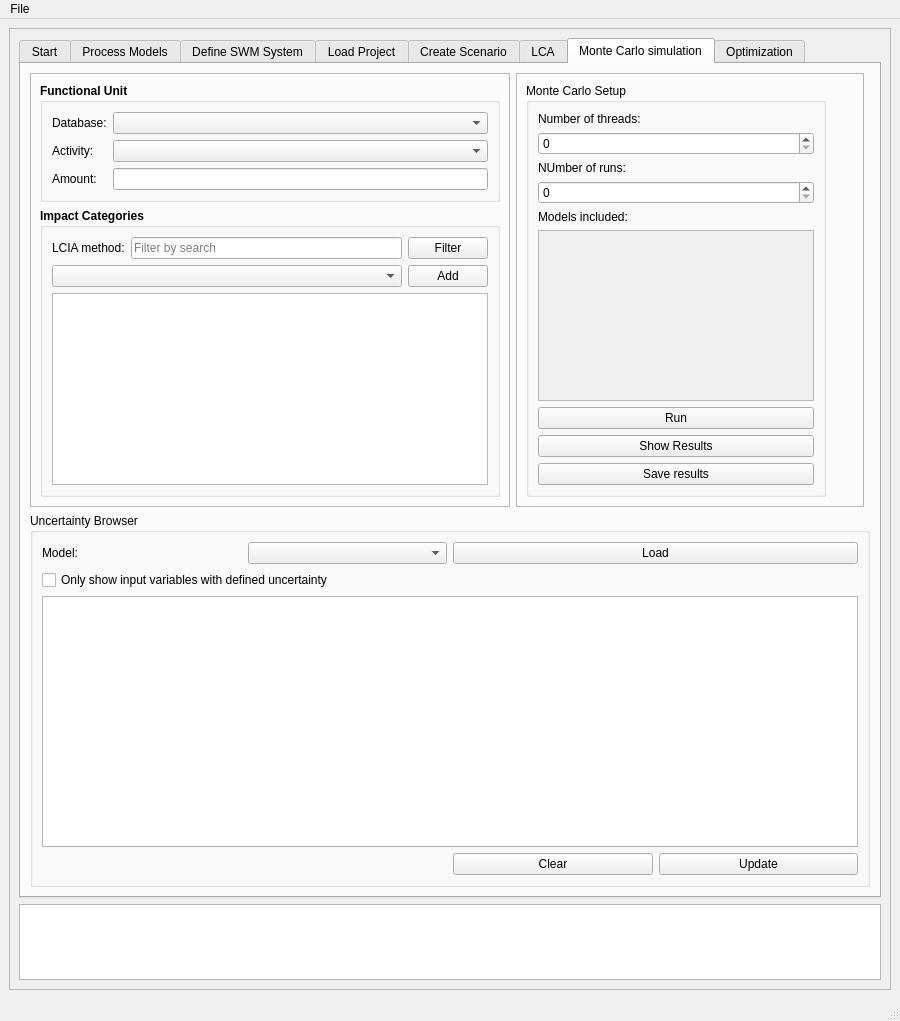
Above: PySWOLF.ui from SwolfPy-Project/swolfpy before the change. Below: the same form after it.
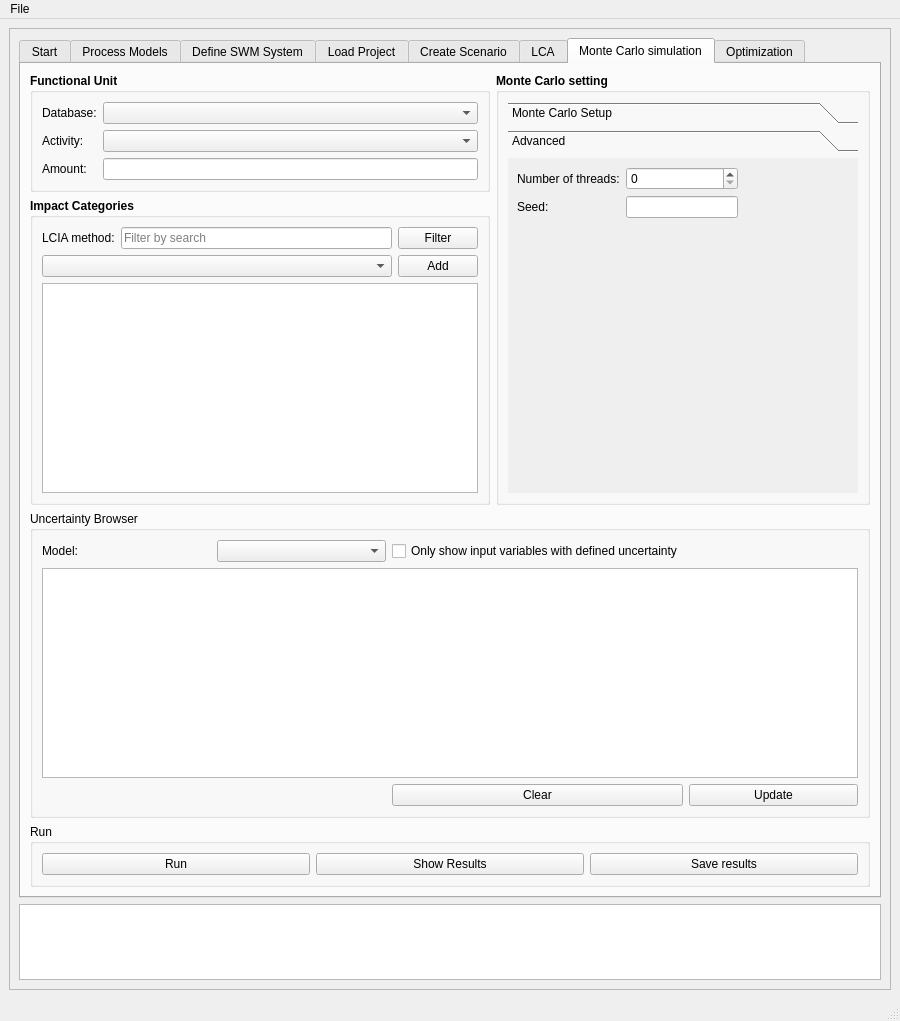
That is the form after the change. The open tabs and pages were chosen to show the change. Icons and pictures are not drawn.

Commit message: Update the uncertainty setting for process input data

```diff
--- a/PySWOLF.ui
+++ b/PySWOLF.ui
@@ -4304,57 +4304,184 @@
           <attribute name="title">
            <string>Monte Carlo simulation</string>
           </attribute>
-          <layout class="QGridLayout" name="gridLayout_94">
-           <item row="0" column="1">
-            <widget class="QFrame" name="frame_58">
-             <property name="frameShape">
-              <enum>QFrame::StyledPanel</enum>
+          <layout class="QGridLayout" name="gridLayout_88">
+           <item row="0" column="0">
+            <widget class="QGroupBox" name="groupBox_11">
+             <property name="font">
+              <font>
+               <weight>75</weight>
+               <bold>true</bold>
+               <kerning>true</kerning>
+              </font>
              </property>
-             <property name="frameShadow">
-              <enum>QFrame::Raised</enum>
+             <property name="title">
+              <string>Functional Unit</string>
              </property>
-             <layout class="QGridLayout" name="gridLayout_96">
+             <layout class="QGridLayout" name="gridLayout_5">
               <item row="0" column="0">
-               <widget class="QGroupBox" name="groupBox_14">
+               <widget class="QLabel" name="label_65">
+                <property name="font">
+                 <font>
+                  <weight>50</weight>
+                  <bold>false</bold>
+                  <kerning>true</kerning>
+                 </font>
+                </property>
+                <property name="text">
+                 <string>Database:</string>
+                </property>
+               </widget>
+              </item>
+              <item row="1" column="1">
+               <widget class="QComboBox" name="MC_FU_act">
                 <property name="minimumSize">
                  <size>
-                  <width>300</width>
+                  <width>250</width>
                   <height>0</height>
                  </size>
                 </property>
+                <property name="font">
+                 <font>
+                  <weight>50</weight>
+                  <bold>false</bold>
+                  <kerning>true</kerning>
+                 </font>
+                </property>
+               </widget>
+              </item>
+              <item row="2" column="1">
+               <widget class="QLineEdit" name="MC_FU_amount">
+                <property name="font">
+                 <font>
+                  <weight>50</weight>
+                  <bold>false</bold>
+                  <kerning>true</kerning>
+                 </font>
+                </property>
+               </widget>
+              </item>
+              <item row="1" column="0">
+               <widget class="QLabel" name="label_64">
+                <property name="font">
+                 <font>
+                  <weight>50</weight>
+                  <bold>false</bold>
+                  <kerning>true</kerning>
+                 </font>
+                </property>
+                <property name="text">
+                 <string>Activity:</string>
+                </property>
+               </widget>
+              </item>
+              <item row="0" column="1">
+               <widget class="QComboBox" name="MC_FU_DB">
+                <property name="font">
+                 <font>
+                  <weight>50</weight>
+                  <bold>false</bold>
+                  <kerning>true</kerning>
+                 </font>
+                </property>
+               </widget>
+              </item>
+              <item row="2" column="0">
+               <widget class="QLabel" name="label_63">
+                <property name="font">
+                 <font>
+                  <weight>50</weight>
+                  <bold>false</bold>
+                  <kerning>true</kerning>
+                 </font>
+                </property>
+                <property name="text">
+                 <string>Amount:</string>
+                </property>
+               </widget>
+              </item>
+             </layout>
+            </widget>
+           </item>
+           <item row="0" column="1" rowspan="2">
+            <widget class="QGroupBox" name="groupBox_29">
+             <property name="font">
+              <font>
+               <weight>75</weight>
+               <bold>true</bold>
+              </font>
+             </property>
                 <property name="title">
+              <string>Monte Carlo setting</string>
+             </property>
+             <layout class="QGridLayout" name="gridLayout_87">
+              <item row="0" column="0">
+               <widget class="QToolBox" name="toolBox">
+                <property name="font">
+                 <font>
+                  <weight>50</weight>
+                  <bold>false</bold>
+                 </font>
+                </property>
+                <property name="currentIndex">
+                 <number>0</number>
+                </property>
+                <widget class="QWidget" name="page">
+                 <property name="geometry">
+                  <rect>
+                   <x>0</x>
+                   <y>0</y>
+                   <width>361</width>
+                   <height>328</height>
+                  </rect>
+                 </property>
+                 <attribute name="label">
                  <string>Monte Carlo Setup</string>
-                </property>
+                 </attribute>
                 <layout class="QGridLayout" name="gridLayout_71">
                  <item row="0" column="0">
-                  <widget class="QLabel" name="label_67">
-                   <property name="text">
-                    <string>Number of threads:</string>
-                   </property>
-                  </widget>
-                 </item>
-                 <item row="1" column="0">
-                  <widget class="QSpinBox" name="MC_N_Thread"/>
-                 </item>
-                 <item row="2" column="0">
                   <widget class="QLabel" name="label_68">
+                    <property name="font">
+                     <font>
+                      <weight>50</weight>
+                      <bold>false</bold>
+                     </font>
+                    </property>
                    <property name="text">
-                    <string>NUmber of runs:</string>
+                     <string>Nnmber of runs:</string>
                    </property>
                   </widget>
                  </item>
-                 <item row="3" column="0">
-                  <widget class="QSpinBox" name="MC_N_runs"/>
-                 </item>
-                 <item row="4" column="0">
+                  <item row="0" column="1">
+                   <widget class="QSpinBox" name="MC_N_runs">
+                    <property name="font">
+                     <font>
+                      <weight>50</weight>
+                      <bold>false</bold>
+                     </font>
+                    </property>
+                   </widget>
+                  </item>
+                  <item row="1" column="0">
                   <widget class="QLabel" name="label_69">
+                    <property name="font">
+                     <font>
+                      <weight>50</weight>
+                      <bold>false</bold>
+                     </font>
+                    </property>
                    <property name="text">
                     <string>Models included:</string>
                    </property>
                   </widget>
                  </item>
-                 <item row="5" column="0">
+                  <item row="2" column="0" colspan="3">
                   <widget class="QScrollArea" name="MC_included_models">
+                    <property name="font">
+                     <font>
+                      <weight>50</weight>
+                      <bold>false</bold>
+                     </font>
+                    </property>
                    <property name="widgetResizable">
                     <bool>true</bool>
                    </property>
@@ -4371,228 +4498,95 @@
                    </widget>
                   </widget>
                  </item>
-                 <item row="6" column="0">
-                  <widget class="QPushButton" name="MC_run">
-                   <property name="text">
-                    <string>Run</string>
-                   </property>
-                   <property name="icon">
-                    <iconset resource="PyWOLF_Resource.qrc">
-                     <normaloff>:/ICONS/PySWOLF_ICONS/run.png</normaloff>:/ICONS/PySWOLF_ICONS/run.png</iconset>
-                   </property>
-                  </widget>
-                 </item>
-                 <item row="7" column="0">
-                  <widget class="QPushButton" name="MC_show">
-                   <property name="text">
-                    <string>Show Results</string>
-                   </property>
-                   <property name="icon">
-                    <iconset resource="PyWOLF_Resource.qrc">
-                     <normaloff>:/ICONS/PySWOLF_ICONS/show.png</normaloff>:/ICONS/PySWOLF_ICONS/show.png</iconset>
-                   </property>
-                  </widget>
-                 </item>
-                 <item row="8" column="0">
-                  <widget class="QPushButton" name="MC_save">
-                   <property name="text">
-                    <string>Save results</string>
-                   </property>
-                   <property name="icon">
-                    <iconset resource="PyWOLF_Resource.qrc">
-                     <normaloff>:/ICONS/PySWOLF_ICONS/save.png</normaloff>:/ICONS/PySWOLF_ICONS/save.png</iconset>
-                   </property>
-                  </widget>
-                 </item>
-                </layout>
-               </widget>
+                 </layout>
+                </widget>
+                <widget class="QWidget" name="page_2">
+                 <property name="geometry">
+                  <rect>
+                   <x>0</x>
+                   <y>0</y>
+                   <width>361</width>
+                   <height>328</height>
+                  </rect>
+                 </property>
+                 <attribute name="label">
+                  <string>Advanced</string>
+                 </attribute>
+                 <layout class="QGridLayout" name="gridLayout_89">
+                  <item row="0" column="0">
+                   <widget class="QLabel" name="label_67">
+                    <property name="font">
+                     <font>
+                      <weight>50</weight>
+                      <bold>false</bold>
+                     </font>
+                    </property>
+                    <property name="text">
+                     <string>Number of threads:</string>
+                    </property>
+                   </widget>
               </item>
               <item row="0" column="1">
+                   <widget class="QSpinBox" name="MC_N_Thread">
+                    <property name="font">
+                     <font>
+                      <weight>50</weight>
+                      <bold>false</bold>
+                     </font>
+                    </property>
+                   </widget>
+                  </item>
+                  <item row="0" column="2" rowspan="2">
                <spacer name="horizontalSpacer_18">
                 <property name="orientation">
                  <enum>Qt::Horizontal</enum>
                 </property>
                 <property name="sizeHint" stdset="0">
                  <size>
-                  <width>40</width>
+                      <width>101</width>
                   <height>20</height>
                  </size>
                 </property>
                </spacer>
               </item>
-             </layout>
-            </widget>
-           </item>
-           <item row="1" column="0" colspan="3">
-            <widget class="QGroupBox" name="groupBox_13">
+                  <item row="1" column="0">
+                   <widget class="QLabel" name="label_83">
              <property name="font">
               <font>
                <weight>50</weight>
                <bold>false</bold>
-               <kerning>true</kerning>
-              </font>
-             </property>
-             <property name="title">
-              <string>Uncertainty Browser</string>
-             </property>
-             <layout class="QGridLayout" name="gridLayout_93">
-              <item row="1" column="0" colspan="2">
-               <widget class="QCheckBox" name="MC_uncertain_filter">
+                     </font>
+                    </property>
                 <property name="text">
-                 <string>Only show input variables with defined uncertainty</string>
-                </property>
-               </widget>
-              </item>
-              <item row="0" column="0">
-               <widget class="QLabel" name="label_5">
-                <property name="text">
-                 <string>Model:</string>
-                </property>
-               </widget>
-              </item>
-              <item row="3" column="3">
-               <widget class="QPushButton" name="MC_uncertain_update">
-                <property name="text">
-                 <string>Update</string>
-                </property>
-                <property name="icon">
-                 <iconset resource="PyWOLF_Resource.qrc">
-                  <normaloff>:/ICONS/PySWOLF_ICONS/Update.png</normaloff>:/ICONS/PySWOLF_ICONS/Update.png</iconset>
-                </property>
-               </widget>
-              </item>
-              <item row="2" column="0" colspan="4">
-               <widget class="QTableView" name="MC_Uncertain_table"/>
-              </item>
-              <item row="3" column="2">
-               <widget class="QPushButton" name="MC_unceratin_clear">
-                <property name="text">
-                 <string>Clear</string>
-                </property>
-                <property name="icon">
-                 <iconset resource="PyWOLF_Resource.qrc">
-                  <normaloff>:/ICONS/PySWOLF_ICONS/Remove.png</normaloff>:/ICONS/PySWOLF_ICONS/Remove.png</iconset>
-                </property>
-               </widget>
-              </item>
-              <item row="0" column="1">
-               <widget class="QComboBox" name="MC_Model"/>
-              </item>
-              <item row="0" column="2" colspan="2">
-               <widget class="QPushButton" name="MC_Model_load">
-                <property name="text">
-                 <string>Load</string>
-                </property>
-                <property name="icon">
-                 <iconset resource="PyWOLF_Resource.qrc">
-                  <normaloff>:/ICONS/PySWOLF_ICONS/Load.png</normaloff>:/ICONS/PySWOLF_ICONS/Load.png</iconset>
-                </property>
-               </widget>
-              </item>
-             </layout>
-            </widget>
-           </item>
-           <item row="0" column="0">
-            <widget class="QFrame" name="frame_57">
-             <property name="frameShape">
-              <enum>QFrame::StyledPanel</enum>
-             </property>
-             <property name="frameShadow">
-              <enum>QFrame::Raised</enum>
-             </property>
-             <layout class="QGridLayout" name="gridLayout_92">
-              <item row="0" column="0">
-               <widget class="QGroupBox" name="groupBox_11">
-                <property name="font">
-                 <font>
-                  <weight>75</weight>
-                  <bold>true</bold>
-                  <kerning>true</kerning>
-                 </font>
-                </property>
-                <property name="title">
-                 <string>Functional Unit</string>
-                </property>
-                <layout class="QGridLayout" name="gridLayout_5">
-                 <item row="0" column="0">
-                  <widget class="QLabel" name="label_65">
-                   <property name="font">
-                    <font>
-                     <weight>50</weight>
-                     <bold>false</bold>
-                     <kerning>true</kerning>
-                    </font>
-                   </property>
-                   <property name="text">
-                    <string>Database:</string>
+                     <string>Seed:</string>
                    </property>
                   </widget>
                  </item>
                  <item row="1" column="1">
-                  <widget class="QComboBox" name="MC_FU_act">
-                   <property name="minimumSize">
-                    <size>
-                     <width>250</width>
-                     <height>0</height>
-                    </size>
-                   </property>
+                   <widget class="QLineEdit" name="lineEdit">
                    <property name="font">
                     <font>
                      <weight>50</weight>
                      <bold>false</bold>
-                     <kerning>true</kerning>
                     </font>
                    </property>
                   </widget>
                  </item>
                  <item row="2" column="1">
-                  <widget class="QLineEdit" name="MC_FU_amount">
-                   <property name="font">
-                    <font>
-                     <weight>50</weight>
-                     <bold>false</bold>
-                     <kerning>true</kerning>
-                    </font>
-                   </property>
-                  </widget>
-                 </item>
-                 <item row="1" column="0">
-                  <widget class="QLabel" name="label_64">
-                   <property name="font">
-                    <font>
-                     <weight>50</weight>
-                     <bold>false</bold>
-                     <kerning>true</kerning>
-                    </font>
-                   </property>
-                   <property name="text">
-                    <string>Activity:</string>
-                   </property>
-                  </widget>
-                 </item>
-                 <item row="0" column="1">
-                  <widget class="QComboBox" name="MC_FU_DB">
-                   <property name="font">
-                    <font>
-                     <weight>50</weight>
-                     <bold>false</bold>
-                     <kerning>true</kerning>
-                    </font>
-                   </property>
-                  </widget>
-                 </item>
-                 <item row="2" column="0">
-                  <widget class="QLabel" name="label_63">
-                   <property name="font">
-                    <font>
-                     <weight>50</weight>
-                     <bold>false</bold>
-                     <kerning>true</kerning>
-                    </font>
-                   </property>
-                   <property name="text">
-                    <string>Amount:</string>
-                   </property>
+                   <spacer name="verticalSpacer_2">
+                    <property name="orientation">
+                     <enum>Qt::Vertical</enum>
+                    </property>
+                    <property name="sizeHint" stdset="0">
+                     <size>
+                      <width>20</width>
+                      <height>255</height>
+                     </size>
+                    </property>
+                   </spacer>
+                  </item>
+                 </layout>
+                </widget>
                   </widget>
                  </item>
                 </layout>
@@ -4706,6 +4700,103 @@
                 </layout>
                </widget>
               </item>
+           <item row="2" column="0" colspan="2">
+            <widget class="QGroupBox" name="groupBox_13">
+             <property name="font">
+              <font>
+               <weight>50</weight>
+               <bold>false</bold>
+               <kerning>true</kerning>
+              </font>
+             </property>
+             <property name="title">
+              <string>Uncertainty Browser</string>
+             </property>
+             <layout class="QGridLayout" name="gridLayout_93">
+              <item row="2" column="0" colspan="4">
+               <widget class="QTableView" name="MC_Uncertain_table"/>
+              </item>
+              <item row="0" column="2">
+               <widget class="QCheckBox" name="MC_uncertain_filter">
+                <property name="text">
+                 <string>Only show input variables with defined uncertainty</string>
+                </property>
+               </widget>
+              </item>
+              <item row="3" column="2">
+               <widget class="QPushButton" name="MC_unceratin_clear">
+                <property name="text">
+                 <string>Clear</string>
+                </property>
+                <property name="icon">
+                 <iconset resource="PyWOLF_Resource.qrc">
+                  <normaloff>:/ICONS/PySWOLF_ICONS/Remove.png</normaloff>:/ICONS/PySWOLF_ICONS/Remove.png</iconset>
+                </property>
+               </widget>
+              </item>
+              <item row="0" column="0">
+               <widget class="QLabel" name="label_5">
+                <property name="text">
+                 <string>Model:</string>
+                </property>
+               </widget>
+              </item>
+              <item row="0" column="1">
+               <widget class="QComboBox" name="MC_Model"/>
+              </item>
+              <item row="3" column="3">
+               <widget class="QPushButton" name="MC_uncertain_update">
+                <property name="text">
+                 <string>Update</string>
+                </property>
+                <property name="icon">
+                 <iconset resource="PyWOLF_Resource.qrc">
+                  <normaloff>:/ICONS/PySWOLF_ICONS/Update.png</normaloff>:/ICONS/PySWOLF_ICONS/Update.png</iconset>
+                </property>
+               </widget>
+              </item>
+             </layout>
+            </widget>
+           </item>
+           <item row="3" column="0" colspan="2">
+            <widget class="QGroupBox" name="groupBox_14">
+             <property name="title">
+              <string>Run</string>
+             </property>
+             <layout class="QGridLayout" name="gridLayout_94">
+              <item row="0" column="0">
+               <widget class="QPushButton" name="MC_run">
+                <property name="text">
+                 <string>Run</string>
+                </property>
+                <property name="icon">
+                 <iconset resource="PyWOLF_Resource.qrc">
+                  <normaloff>:/ICONS/PySWOLF_ICONS/run.png</normaloff>:/ICONS/PySWOLF_ICONS/run.png</iconset>
+                </property>
+               </widget>
+              </item>
+              <item row="0" column="1">
+               <widget class="QPushButton" name="MC_show">
+                <property name="text">
+                 <string>Show Results</string>
+                </property>
+                <property name="icon">
+                 <iconset resource="PyWOLF_Resource.qrc">
+                  <normaloff>:/ICONS/PySWOLF_ICONS/show.png</normaloff>:/ICONS/PySWOLF_ICONS/show.png</iconset>
+                </property>
+               </widget>
+              </item>
+              <item row="0" column="2">
+               <widget class="QPushButton" name="MC_save">
+                <property name="text">
+                 <string>Save results</string>
+                </property>
+                <property name="icon">
+                 <iconset resource="PyWOLF_Resource.qrc">
+                  <normaloff>:/ICONS/PySWOLF_ICONS/save.png</normaloff>:/ICONS/PySWOLF_ICONS/save.png</iconset>
+                </property>
+               </widget>
+              </item>
              </layout>
             </widget>
            </item>
```
Left out of the diff: 32 changed lines with no effect on the pictures. Lines whose indentation alone changed are shown as unchanged. The commit also changes 2 other files.
